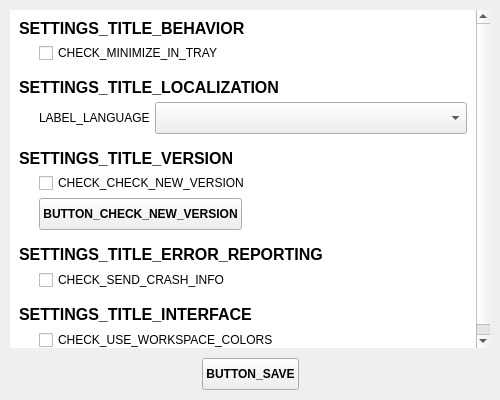
Scille/parsec-cloud, file parsec/core/gui/forms/settings_widget.ui: the form before one commit.
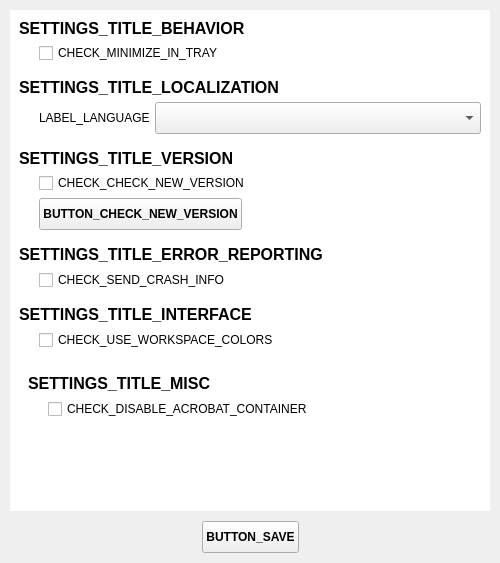
The form after the commit. Custom widgets are drawn as their Qt base class.

Commit message: [GUI] Added options to enable/disable Acrobat Reader containers

Diff of the .ui file:
```diff
--- a/parsec/core/gui/forms/settings_widget.ui
+++ b/parsec/core/gui/forms/settings_widget.ui
@@ -7,7 +7,7 @@
     <x>0</x>
     <y>0</y>
     <width>500</width>
-    <height>400</height>
+    <height>563</height>
    </rect>
   </property>
   <property name="minimumSize">
@@ -57,8 +57,8 @@
        <rect>
         <x>0</x>
         <y>0</y>
-        <width>466</width>
-        <height>403</height>
+        <width>480</width>
+        <height>489</height>
        </rect>
       </property>
       <property name="styleSheet">
@@ -393,6 +393,44 @@
          </layout>
         </widget>
        </item>
+       <item>
+        <widget class="QWidget" name="widget_misc" native="true">
+         <layout class="QVBoxLayout" name="verticalLayout_8">
+          <item>
+           <layout class="QHBoxLayout" name="horizontalLayout_10">
+            <item>
+             <widget class="QLabel" name="label">
+              <property name="font">
+               <font>
+                <pointsize>12</pointsize>
+                <weight>75</weight>
+                <bold>true</bold>
+               </font>
+              </property>
+              <property name="text">
+               <string>SETTINGS_TITLE_MISC</string>
+              </property>
+             </widget>
+            </item>
+           </layout>
+          </item>
+          <item>
+           <layout class="QHBoxLayout" name="horizontalLayout_12">
+            <property name="leftMargin">
+             <number>20</number>
+            </property>
+            <item>
+             <widget class="QCheckBox" name="check_acrobat_container">
+              <property name="text">
+               <string>CHECK_DISABLE_ACROBAT_CONTAINER</string>
+              </property>
+             </widget>
+            </item>
+           </layout>
+          </item>
+         </layout>
+        </widget>
+       </item>
        <item>
         <spacer name="verticalSpacer">
          <property name="orientation">
```
The commit also changes 6 other files.
